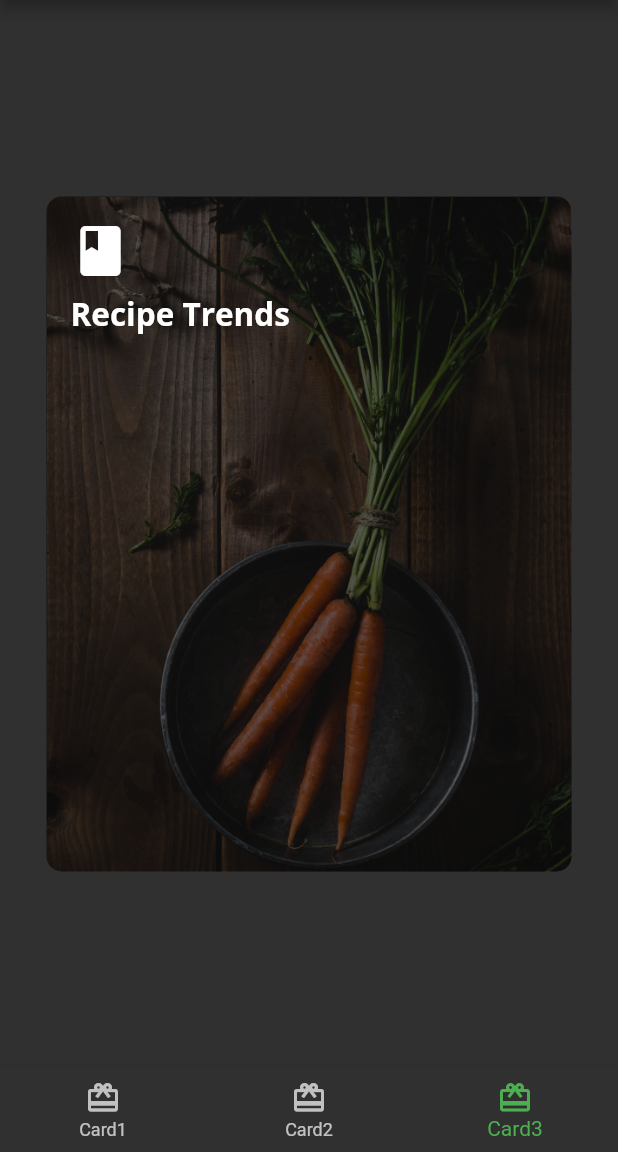
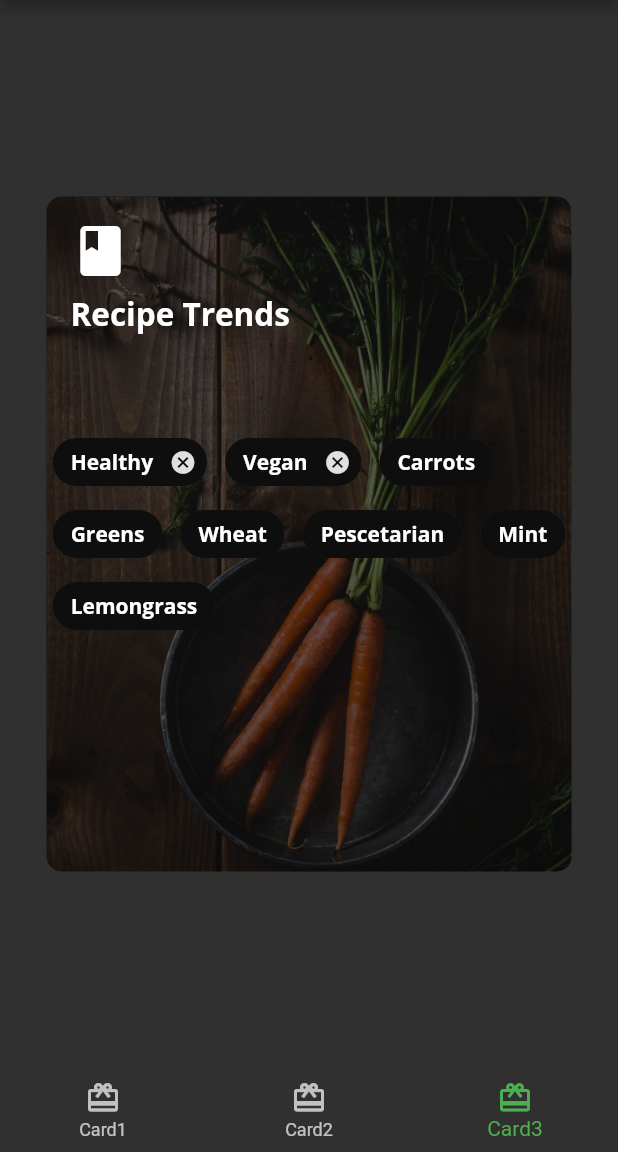
Before and after one commit to Kvaara/flutter_fooderlich_app, a Flutter app: the screen it shows after launch, item 3 of the bottom bar chosen, on a phone screen of 412 x 824 dp, the part 84-1236 px from its top. Run offline on Flutter 3.47's test engine with Material 2 defaults, Android fonts, the light colour scheme and no system bars; our stand-ins replace google_fonts.

Commit message:
Finished the final card, Card3, by adding both dynamic and non-dynamic chips. The project is now done!

```diff
--- a/lib/card3.dart
+++ b/lib/card3.dart
@@ -46,6 +46,76 @@ class Card3 extends StatelessWidget {
                   const SizedBox(height: 30),
                 ],
               ),
+            ),
+            Center(
+              child: Wrap(
+                alignment: WrapAlignment.start,
+                spacing: 12,
+                children: [
+                  Chip(
+                    label: Text(
+                      "Healthy",
+                      style: CustomTheme.darkTextTheme.bodyText1,
+                    ),
+                    backgroundColor: Colors.black.withOpacity(0.7),
+                    onDeleted: () {
+                      print("delete");
+                    },
+                  ),
+                  Chip(
+                    label: Text(
+                      "Vegan",
+                      style: CustomTheme.darkTextTheme.bodyText1,
+                    ),
+                    backgroundColor: Colors.black.withOpacity(0.7),
+                    onDeleted: () {
+                      print("delete");
+                    },
+                  ),
+                  Chip(
+                    label: Text(
+                      "Carrots",
+                      style: CustomTheme.darkTextTheme.bodyText1,
+                    ),
+                    backgroundColor: Colors.black.withOpacity(0.7),
+                  ),
+                  Chip(
+                    label: Text(
+                      "Greens",
+                      style: CustomTheme.darkTextTheme.bodyText1,
+                    ),
+                    backgroundColor: Colors.black.withOpacity(0.7),
+                  ),
+                  Chip(
+                    label: Text(
+                      "Wheat",
+                      style: CustomTheme.darkTextTheme.bodyText1,
+                    ),
+                    backgroundColor: Colors.black.withOpacity(0.7),
+                  ),
+                  Chip(
+                    label: Text(
+                      "Pescetarian",
+                      style: CustomTheme.darkTextTheme.bodyText1,
+                    ),
+                    backgroundColor: Colors.black.withOpacity(0.7),
+                  ),
+                  Chip(
+                    label: Text(
+                      "Mint",
+                      style: CustomTheme.darkTextTheme.bodyText1,
+                    ),
+                    backgroundColor: Colors.black.withOpacity(0.7),
+                  ),
+                  Chip(
+                    label: Text(
+                      "Lemongrass",
+                      style: CustomTheme.darkTextTheme.bodyText1,
+                    ),
+                    backgroundColor: Colors.black.withOpacity(0.7),
+                  ),
+                ],
+              ),
             )
           ],
         ),
```
